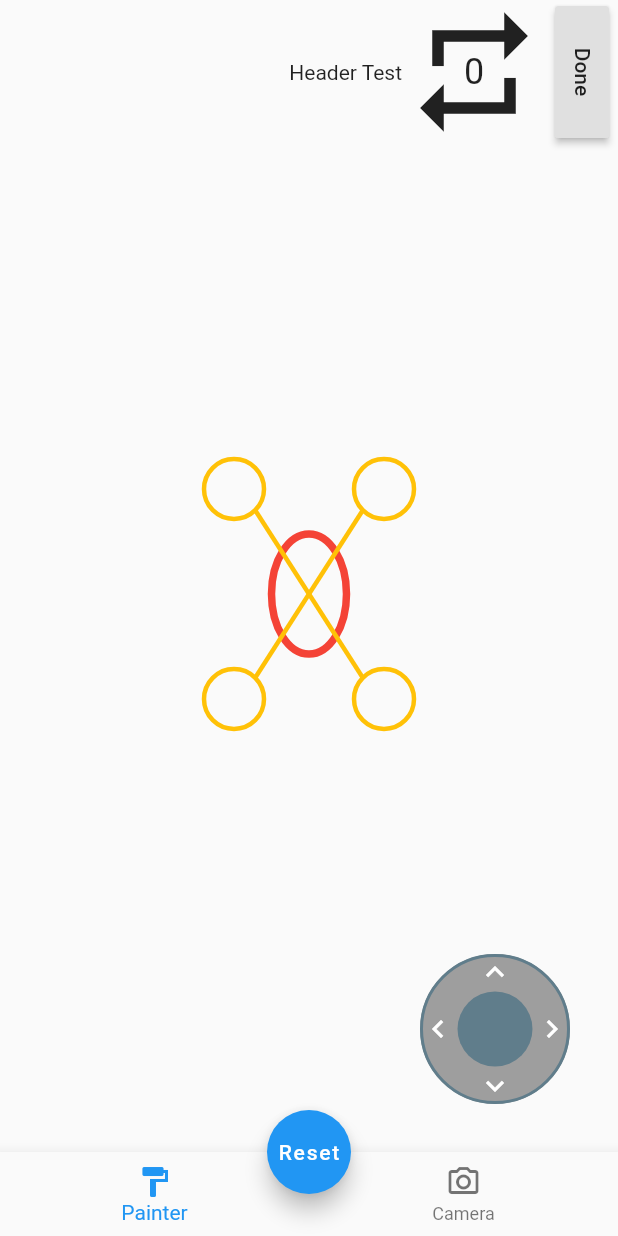
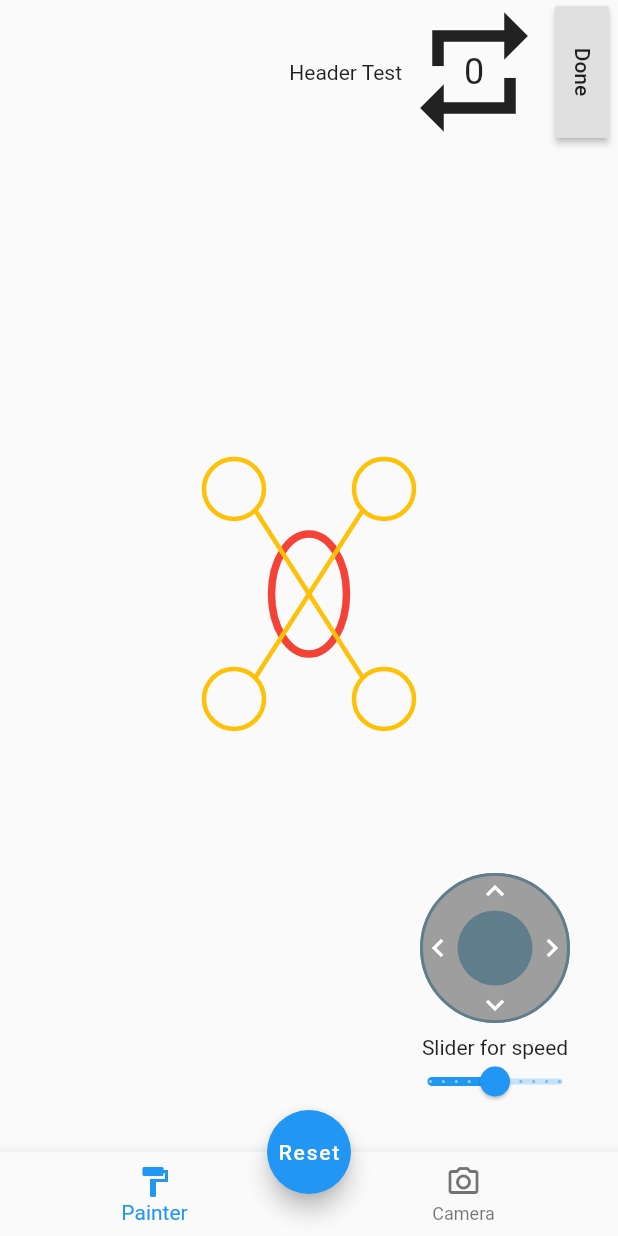
Before and after one commit to lectary/ClimbingAlien, a Flutter app: the screen it shows after launch, on a phone screen of 412 x 824 dp. Run offline on Flutter 3.47's test engine with Material 2 defaults, Android fonts, the phone set to English and light mode, and no system bars; our stand-ins replace camera.

Commit message:
Add custom slider for changing climax' movement speed

```diff
--- a/lib/views/home_screen.dart
+++ b/lib/views/home_screen.dart
@@ -103,10 +103,8 @@ class _HomeScreenState extends State<HomeScreen> {
                   child: Padding(
                     padding: const EdgeInsets.all(32.0),
                     child: JoystickWithControlButtons(
-                      onDirectionChanged: (degrees, distance) {
-                        print(degrees);
-                        print(distance);
-                        climaxModel.moveLimbFree(degrees, distance);
+                      onDirectionChanged: (degrees, distance, speed) {
+                        climaxModel.moveLimbFree(degrees, distance, speed: speed);
                       },
                       onClickedUp: () => climaxModel.moveLimbDirectional(Direction.UP),
                       onClickedDown: () => climaxModel.moveLimbDirectional(Direction.DOWN),
--- a/lib/widgets/controls/joystick_control.dart
+++ b/lib/widgets/controls/joystick_control.dart
@@ -1,9 +1,10 @@
 import 'dart:math' as _math;
 
+import 'package:climbing_alien/widgets/custom_slider.dart';
 import 'package:flutter/gestures.dart';
 import 'package:flutter/material.dart';
 
-typedef JoystickDirectionCallback = void Function(double degrees, double distance);
+typedef JoystickDirectionCallback = void Function(double degrees, double distance, double speed);
 
 const defaultSize = 100.0;
 const defaultStickSize = 50.0;
@@ -45,6 +46,9 @@ class _JoystickWithControlButtonsState extends State<JoystickWithControlButtons>
   Offset controlStickPosition;
   Offset center;
 
+  double speed = 10;
+  double maxSpeed = 20;
+
   @override
   void initState() {
     super.initState();
@@ -74,7 +78,7 @@ class _JoystickWithControlButtonsState extends State<JoystickWithControlButtons>
     double normalizedDistance = _math.min(distance / (bigRadius - smallRadius), 1.0);
 
     if (widget.onDirectionChanged != null) {
-      widget.onDirectionChanged(degrees, normalizedDistance);
+      widget.onDirectionChanged(degrees, normalizedDistance, speed);
     }
   }
 
@@ -120,12 +124,15 @@ class _JoystickWithControlButtonsState extends State<JoystickWithControlButtons>
 
   @override
   Widget build(BuildContext context) {
-    return Container(
+    return Column(
+      children: [
+        Container(
           width: outerSize,
           height: outerSize,
           child: Material(
             shape: RoundedRectangleBorder(
-            borderRadius: BorderRadius.circular(50.0), side: BorderSide(width: 2.0, color: widget.colorControlStick)),
+                borderRadius: BorderRadius.circular(50.0),
+                side: BorderSide(width: 2.0, color: widget.colorControlStick)),
             color: widget.colorBackground,
             child: GestureDetector(
               behavior: HitTestBehavior.deferToChild,
@@ -179,11 +186,14 @@ class _JoystickWithControlButtonsState extends State<JoystickWithControlButtons>
                       height: controlStickSize,
                       decoration: BoxDecoration(color: widget.colorControlStick, shape: BoxShape.circle),
                     ),
-              )
+                  ),
                 ],
               ),
             ),
           ),
+        ),
+        CustomSliderWithLabel(widget.size, maxSpeed, speed, (double value) => setState(() => speed = value)),
+      ],
     );
   }
 }
--- /dev/null
+++ b/lib/widgets/custom_slider.dart
@@ -0,0 +1,57 @@
+import 'package:flutter/material.dart';
+
+class CustomSliderWithLabel extends StatelessWidget {
+  final String labelText;
+  final double size;
+  final double max;
+  final double speed;
+  final Function onChanged;
+
+  CustomSliderWithLabel(this.size, this.max, this.speed, this.onChanged, {this.labelText = "Slider for speed"});
+
+  @override
+  Widget build(BuildContext context) {
+    return Column(
+      children: [
+        Padding(
+          padding: const EdgeInsets.only(top: 8.0),
+          child: Text("Slider for speed"),
+        ),
+        Container(
+          width: size,
+          height: 30,
+          child: SliderTheme(
+            data: SliderThemeData(
+              trackShape: CustomTrackShape(),
+            ),
+            child: Slider(
+              min: 0,
+              max: max,
+              divisions: 10,
+              label: "$speed",
+              value: speed,
+              onChanged: onChanged,
+            ),
+          ),
+        ),
+      ],
+    );
+  }
+}
+
+/// Custom track shape for Slider, to customize its track width/margin.
+class CustomTrackShape extends RoundedRectSliderTrackShape {
+  Rect getPreferredRect({
+    @required RenderBox parentBox,
+    Offset offset = Offset.zero,
+    @required SliderThemeData sliderTheme,
+    bool isEnabled = false,
+    bool isDiscrete = false,
+  }) {
+    final double trackHeight = sliderTheme.trackHeight;
+    final double trackLeft = offset.dx + 5;
+    final double trackTop = offset.dy + (parentBox.size.height - trackHeight) / 2;
+    final double trackWidth = parentBox.size.width - 10;
+    return Rect.fromLTWH(trackLeft, trackTop, trackWidth, trackHeight);
+  }
+}
```
Lines whose indentation alone changed are shown as unchanged.
